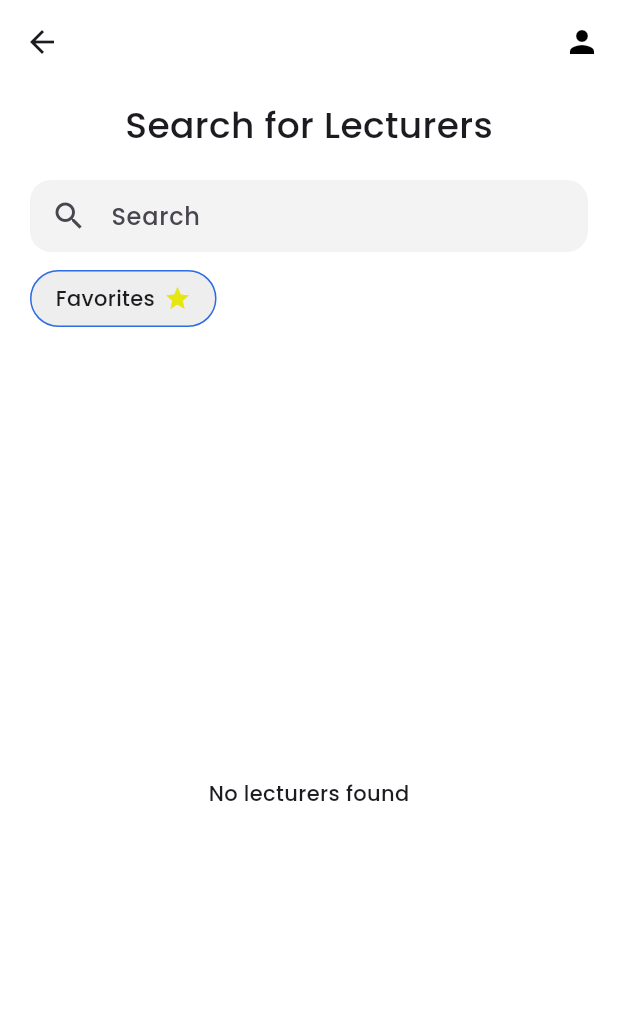
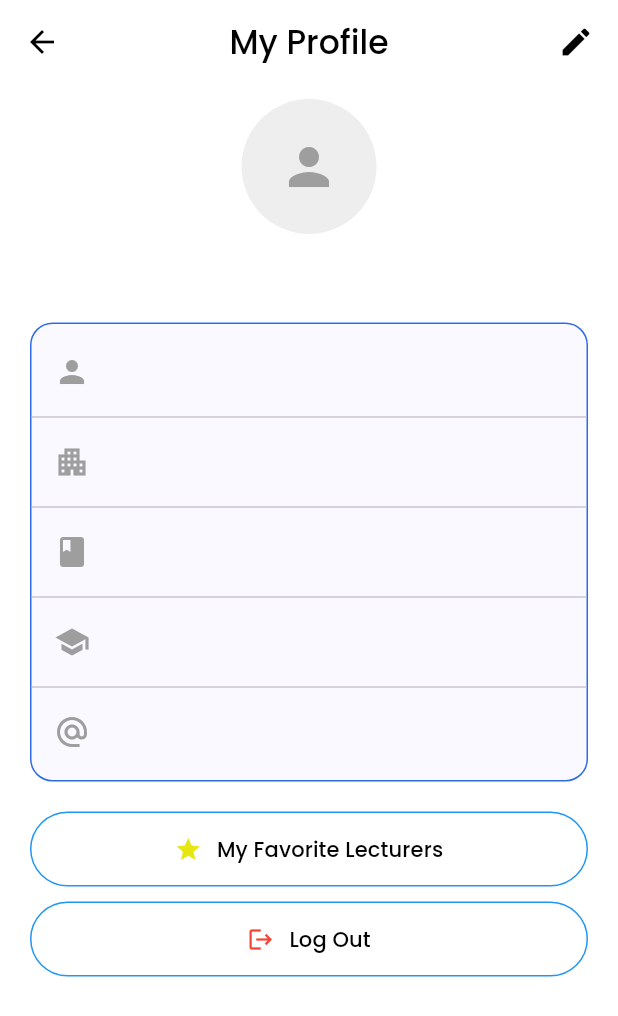
Before and after one commit to Danidu200523/lecturer_finder_app, a Flutter app: the StudentSearchScreen screen opened by its route, after a tap on the "person" icon, on a phone screen of 412 x 824 dp. Shown: the top 1016 px of the screen. Run offline on Flutter 3.47's test engine with Material 3 defaults, Android fonts, the light colour scheme and no system bars; our stand-ins replace cloud_firestore, firebase_auth, firebase_core, firebase_storage, image_picker; accounts and stored records are empty.

Commit message:
feat: Implement the Student profile screen and logics

```diff
--- a/lib/routes/app_routes.dart
+++ b/lib/routes/app_routes.dart
@@ -16,7 +16,7 @@ import '../student/search/lecturer_search_screen.dart';
 import '../student/favorites/favorite_lecturers_screen.dart';
 import '../student/booking/lecturer_availability_screen.dart';
 import '../student/booking/slot_booking_screen.dart';
-
+import '../student/profile/student_profile_screen.dart';
 
 class AppRoutes {
   static Map<String, WidgetBuilder> routes = {
@@ -38,5 +38,6 @@ class AppRoutes {
     '/student-favorites': (context) => const StudentFavoritesScreen(),
     '/lecturer-availability': (context) => const LecturerAvailabilityScreen(),
     '/slot-booking': (context) => const SlotBookingScreen(lecturerId: ""),
+    '/student-profile': (context) => const StudentProfileScreen(),
   };
 }
--- a/lib/student/profile/student_profile_screen.dart
+++ b/lib/student/profile/student_profile_screen.dart
@@ -0,0 +1,221 @@
+import 'package:cloud_firestore/cloud_firestore.dart';
+import 'package:firebase_auth/firebase_auth.dart';
+import 'package:flutter/material.dart';
+import '../../core/theme/app_colors.dart';
+
+class StudentProfileScreen extends StatelessWidget {
+  const StudentProfileScreen({super.key});
+
+  @override
+  Widget build(BuildContext context) {
+    return Scaffold(
+      backgroundColor: AppColors.background,
+      appBar: AppBar(
+        backgroundColor: AppColors.background,
+        elevation: 0,
+        leading: const Icon(Icons.arrow_back, color: Colors.black),
+        centerTitle: true,
+        title: const Text(
+          "My Profile",
+          style: TextStyle(color: Colors.black, fontWeight: FontWeight.w500),
+        ),
+        actions: const [
+          Padding(
+            padding: EdgeInsets.only(right: 16),
+            child: Icon(Icons.edit, color: Colors.black),
+          ),
+        ],
+      ),
+
+      /// ✅ FIXED BODY
+      body: Builder(
+        builder: (context) {
+          final user = FirebaseAuth.instance.currentUser;
+
+          /// ✅ STOP EVERYTHING AFTER LOGOUT
+          if (user == null) {
+            WidgetsBinding.instance.addPostFrameCallback((_) {
+              if (context.mounted) {
+                Navigator.pushReplacementNamed(context, '/login');
+              }
+            });
+            return const SizedBox();
+          }
+
+          return StreamBuilder<DocumentSnapshot>(
+            stream: FirebaseFirestore.instance
+                .collection('users')
+                .doc(user.uid)
+                .snapshots(),
+            builder: (context, snapshot) {
+              if (snapshot.connectionState == ConnectionState.waiting) {
+                return const Center(child: CircularProgressIndicator());
+              }
+
+              if (!snapshot.hasData || !snapshot.data!.exists) {
+                return const Center(child: Text("No profile data found"));
+              }
+
+              final data = snapshot.data!;
+
+              final name = data['name'] ?? '';
+              final faculty = data['faculty'] ?? '';
+              final course = data['degreeProgram'] ?? '';
+              final university = data['university'] ?? '';
+              final email = data['email'] ?? user.email ?? '';
+              final profileImage =
+                  data.data().toString().contains('profileImage')
+                      ? data['profileImage']
+                      : '';
+
+              return SafeArea(
+                child: SingleChildScrollView(
+                  child: Column(
+                    children: [
+                      const SizedBox(height: 10),
+
+                      CircleAvatar(
+                        radius: 45,
+                        backgroundColor: Colors.grey.shade200,
+                        backgroundImage: profileImage != ''
+                            ? NetworkImage(profileImage)
+                            : null,
+                        child: profileImage == ''
+                            ? const Icon(Icons.person,
+                                size: 40, color: Colors.grey)
+                            : null,
+                      ),
+
+                      const SizedBox(height: 10),
+
+                      Text(
+                        name,
+                        style: const TextStyle(
+                          fontSize: 20,
+                          fontWeight: FontWeight.w500,
+                        ),
+                      ),
+
+                      const SizedBox(height: 20),
+
+                      Container(
+                        margin: const EdgeInsets.symmetric(horizontal: 20),
+                        padding: const EdgeInsets.symmetric(vertical: 10),
+                        decoration: BoxDecoration(
+                          color: AppColors.cardbg,
+                          borderRadius: BorderRadius.circular(15),
+                          border: Border.all(color: AppColors.blue),
+                        ),
+                        child: Column(
+                          children: [
+                            ProfileItem(icon: Icons.person, text: name),
+                            const Divider(),
+                            ProfileItem(icon: Icons.apartment, text: faculty),
+                            const Divider(),
+                            ProfileItem(icon: Icons.book, text: course),
+                            const Divider(),
+                            ProfileItem(icon: Icons.school, text: university),
+                            const Divider(),
+                            ProfileItem(icon: Icons.alternate_email, text: email),
+                          ],
+                        ),
+                      ),
+
+                      const SizedBox(height: 20),
+
+                      Padding(
+                        padding: const EdgeInsets.symmetric(horizontal: 20),
+                        child: ElevatedButton(
+                          style: ElevatedButton.styleFrom(
+                            backgroundColor: Colors.white,
+                            elevation: 0,
+                            side: const BorderSide(color: Colors.blue),
+                            shape: RoundedRectangleBorder(
+                              borderRadius: BorderRadius.circular(30),
+                            ),
+                            minimumSize: const Size(double.infinity, 50),
+                          ),
+                          onPressed: () {
+                            Navigator.pushNamed(context, '/student-favorites');
+                          },
+                          child: const Row(
+                            mainAxisAlignment: MainAxisAlignment.center,
+                            children: [
+                              Icon(Icons.star, color: AppColors.yellow),
+                              SizedBox(width: 10),
+                              Text(
+                                "My Favorite Lecturers",
+                                style: TextStyle(color: Colors.black),
+                              ),
+                            ],
+                          ),
+                        ),
+                      ),
+
+                      const SizedBox(height: 10),
+
+                      Padding(
+                        padding: const EdgeInsets.symmetric(horizontal: 20),
+                        child: ElevatedButton(
+                          style: ElevatedButton.styleFrom(
+                            backgroundColor: Colors.white,
+                            elevation: 0,
+                            side: const BorderSide(color: Colors.blue),
+                            shape: RoundedRectangleBorder(
+                              borderRadius: BorderRadius.circular(30),
+                            ),
+                            minimumSize: const Size(double.infinity, 50),
+                          ),
+                          onPressed: () async {
+                            await FirebaseAuth.instance.signOut();
+                          },
+                          child: const Row(
+                            mainAxisAlignment: MainAxisAlignment.center,
+                            children: [
+                              Icon(Icons.logout, color: Colors.red),
+                              SizedBox(width: 10),
+                              Text(
+                                "Log Out",
+                                style: TextStyle(color: Colors.black),
+                              ),
+                            ],
+                          ),
+                        ),
+                      ),
+
+                      const SizedBox(height: 20),
+                    ],
+                  ),
+                ),
+              );
+            },
+          );
+        },
+      ),
+    );
+  }
+}
+
+/// UNCHANGED
+class ProfileItem extends StatelessWidget {
+  final IconData icon;
+  final String text;
+
+  const ProfileItem({super.key, required this.icon, required this.text});
+
+  @override
+  Widget build(BuildContext context) {
+    return Padding(
+      padding: const EdgeInsets.symmetric(horizontal: 15, vertical: 10),
+      child: Row(
+        children: [
+          Icon(icon, color: Colors.grey),
+          const SizedBox(width: 15),
+          Expanded(
+            child: Text(text, style: const TextStyle(color: Colors.grey)),
+          ),
+        ],
+      ),
+    );
+  }
+}
--- a/lib/student/search/lecturer_search_screen.dart
+++ b/lib/student/search/lecturer_search_screen.dart
@@ -256,15 +256,12 @@ class _StudentSearchScreenState extends State<StudentSearchScreen> {
                                       ),
                                     ),
 
-                                    // ⭐ keep UI SAME, only prevent tap conflict
                                     GestureDetector(
                                       onTap: () {
                                         toggleFavorite(lecturerId, isFav);
                                       },
                                       child: Icon(
-                                        isFav
-                                            ? Icons.star
-                                            : Icons.star_border,
+                                        isFav ? Icons.star : Icons.star_border,
                                         color: isFav
                                             ? AppColors.yellow
                                             : AppColors.gray,
```
Lines whose indentation alone changed are shown as unchanged.
